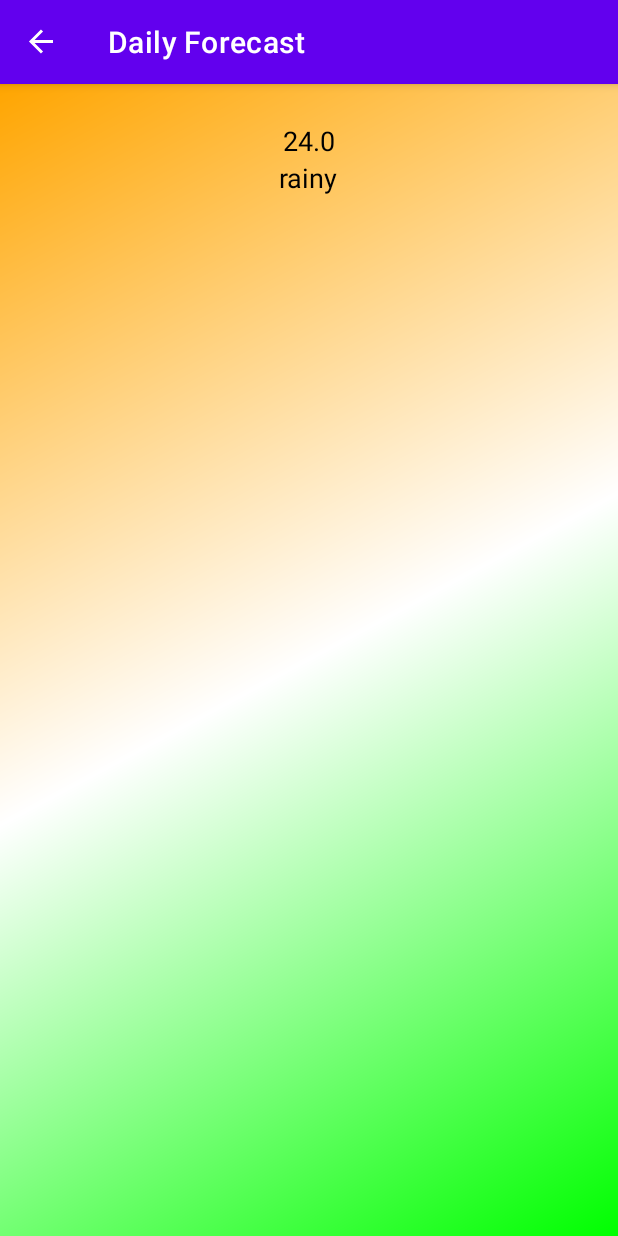
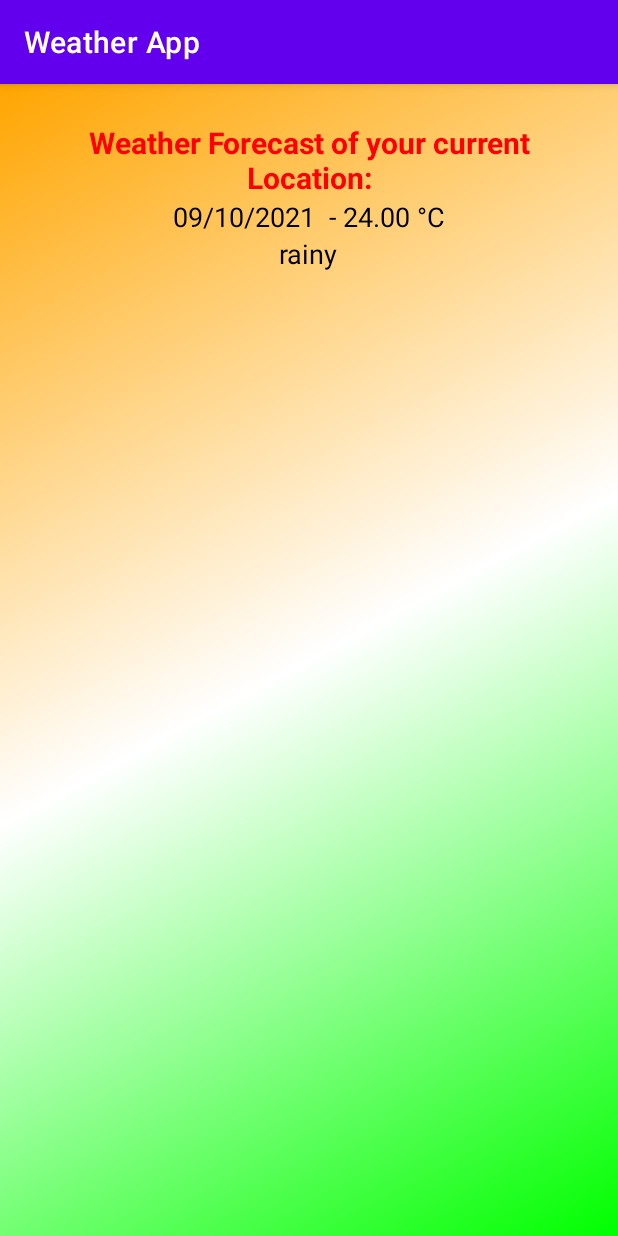
Before and after one commit to raghavslalvani/Weather-App, an Android app: the DailyForecastFragment screen opened through its navigation route, on a phone screen of 412 x 824 dp. Run offline under Robolectric (Android 15) with nearby library versions, the phone set to English and light mode, and no system bars; our stand-ins replace navigation-ui.

Commit message:
Removed several bugs

```diff
--- a/app/src/main/java/com/eurofins/weatherapp/InputFragment.kt
+++ b/app/src/main/java/com/eurofins/weatherapp/InputFragment.kt
@@ -4,6 +4,7 @@ import android.os.Bundle
 import android.view.LayoutInflater
 import android.view.View
 import android.view.ViewGroup
+import android.widget.Toast
 import androidx.fragment.app.Fragment
 import androidx.fragment.app.activityViewModels
 import androidx.navigation.fragment.findNavController
@@ -14,7 +15,6 @@ class InputFragment : Fragment() {
 
     private val viewModel: WeatherViewModel by activityViewModels()
     private lateinit var _binding: FragmentInputBinding
-
     private val binding get() = _binding
 
     override fun onCreateView(
@@ -25,13 +25,17 @@ class InputFragment : Fragment() {
         _binding = FragmentInputBinding.inflate(inflater, container, false)
         return binding.root
     }
-
     override fun onViewCreated(view: View, savedInstanceState: Bundle?) {
         super.onViewCreated(view, savedInstanceState)
         binding.button.setOnClickListener {
             val pin = binding.inputText.text.toString()
-            viewModel.getTemperature(pin)
-            findNavController().navigate(R.id.action_inputFragment_to_outputFragment)
+            if(pin.toInt() in 100000..999999) {
+                viewModel.getTemperature(pin)
+                findNavController().navigate(R.id.action_inputFragment_to_outputFragment)
+            }
+            else {
+                Toast.makeText(requireContext(),"Pin Code should be 6 digit only.",Toast.LENGTH_SHORT)
+            }
         }
     }
 }
--- a/app/src/main/java/com/eurofins/weatherapp/MainActivity.kt
+++ b/app/src/main/java/com/eurofins/weatherapp/MainActivity.kt
@@ -28,10 +28,6 @@ class MainActivity : AppCompatActivity(), OutputFragment.iOnBackPressed {
     override fun onCreate(savedInstanceState: Bundle?) {
         super.onCreate(savedInstanceState)
         setContentView(R.layout.activity_main)
-        val navHostFragment =
-            supportFragmentManager.findFragmentById(R.id.my_nav_host_fragment) as NavHostFragment
-        val navController = navHostFragment.navController
-        setupActionBarWithNavController(navController)
     }
 
     override fun onStart() {
@@ -57,9 +53,6 @@ class MainActivity : AppCompatActivity(), OutputFragment.iOnBackPressed {
     override fun mOnBackPressed() {
         onBackPressed()
     }
-
-
-
 
     private fun getPermission() {
         val navHostFragment =
@@ -95,7 +88,6 @@ class MainActivity : AppCompatActivity(), OutputFragment.iOnBackPressed {
             Log.d("Wagle", " Permission Granted")
         }
     }
-
     @SuppressLint("MissingPermission")
     private fun getLocation() {
         val navHostFragment =
@@ -110,7 +102,7 @@ class MainActivity : AppCompatActivity(), OutputFragment.iOnBackPressed {
                 navController.navigate(R.id.outputFragment)
             } else {
                 Toast.makeText(this,
-                    "We cannot fetch ur location due to some issue please enter ur pincode",
+                    "We cannot fetch your location due to some issue please enter your pincode",
                     Toast.LENGTH_SHORT).show()
                 Log.d("Wagle", "you are in get locations else block")
                 getPermissionForLoacation()
--- a/app/src/main/java/com/eurofins/weatherapp/adapter/WeatherForecastAdapter.kt
+++ b/app/src/main/java/com/eurofins/weatherapp/adapter/WeatherForecastAdapter.kt
@@ -9,9 +9,14 @@ import androidx.recyclerview.widget.RecyclerView
 import com.eurofins.weatherapp.R
 import com.eurofins.weatherapp.adapter.WeatherForecastAdapter.WeatherForecastViewHolder
 import com.eurofins.weatherapp.data.DailyForecastList
+import java.text.SimpleDateFormat
+import java.util.*
 
 class WeatherForecastAdapter(private val dataset: List<DailyForecastList>) :
     RecyclerView.Adapter<WeatherForecastViewHolder>() {
+    private val simpleDateFormat = SimpleDateFormat("dd/MM/yyyy ")
+    private val calendar = Calendar.getInstance()
+
     class WeatherForecastViewHolder(view: View) : RecyclerView.ViewHolder(view) {
         val textView1: TextView = view.findViewById(R.id.temperature)
         val textView2: TextView = view.findViewById(R.id.description)
@@ -28,8 +33,10 @@ class WeatherForecastAdapter(private val dataset: List<DailyForecastList>) :
         Log.d("Wagle", "You are inside onBindViewHolder")
         val item = dataset[position]
         val desc = item.description
-        val temperature = item.temp.toString()
-        holder.textView1.text = temperature
+        val temperature = String.format("%.2f", item.temp)
+        calendar.add(Calendar.DAY_OF_YEAR, 1)
+        holder.textView1.text =
+            "${simpleDateFormat.format(calendar.time).toString()} - $temperature °C"
         holder.textView2.text = desc
     }
 
--- a/app/src/main/res/layout/fragment_daily_forecast.xml
+++ b/app/src/main/res/layout/fragment_daily_forecast.xml
@@ -1,12 +1,22 @@
 <?xml version="1.0" encoding="utf-8"?>
-<FrameLayout xmlns:android="http://schemas.android.com/apk/res/android"
+<LinearLayout xmlns:android="http://schemas.android.com/apk/res/android"
     xmlns:app="http://schemas.android.com/apk/res-auto"
     xmlns:tools="http://schemas.android.com/tools"
     android:layout_width="match_parent"
     android:layout_height="match_parent"
     android:background="@drawable/gradient_bg1"
     android:padding="@dimen/twentfive_dp"
-    tools:context=".DailyForecastFragment">
+    tools:context=".DailyForecastFragment"
+    android:orientation="vertical">
+
+    <TextView
+        android:layout_width="wrap_content"
+        android:layout_height="wrap_content"
+        android:text="Weather Forecast of your current Location:"
+        android:textAlignment="center"
+        android:textColor="#FF0000"
+        android:textSize="20sp"
+        android:textStyle="bold"></TextView>
 
     <androidx.recyclerview.widget.RecyclerView
         android:id="@+id/recycler_view"
@@ -16,4 +26,4 @@
         android:scrollbars="vertical"
         app:layoutManager="LinearLayoutManager" />
 
-</FrameLayout>
+</LinearLayout>
--- a/app/src/main/res/layout/fragment_input.xml
+++ b/app/src/main/res/layout/fragment_input.xml
@@ -6,6 +6,9 @@
     android:layout_height="match_parent"
     android:background="@drawable/gradient_bg2"
     tools:context=".InputFragment">
+
+        android:layout_width="match_parent"
+        android:layout_height="match_parent">
 
         <EditText
             android:id="@+id/input_text"
--- a/app/src/main/res/layout/fragment_output.xml
+++ b/app/src/main/res/layout/fragment_output.xml
@@ -10,6 +10,9 @@
     android:layout_height="match_parent"
     android:background="@drawable/gradient_bg"
     tools:context="com.eurofins.weatherapp.OutputFragment">
+
+        android:layout_width="match_parent"
+        android:layout_height="match_parent">
 
         <ImageView
             android:id="@+id/search_button"
```
Lines whose indentation alone changed are shown as unchanged.
